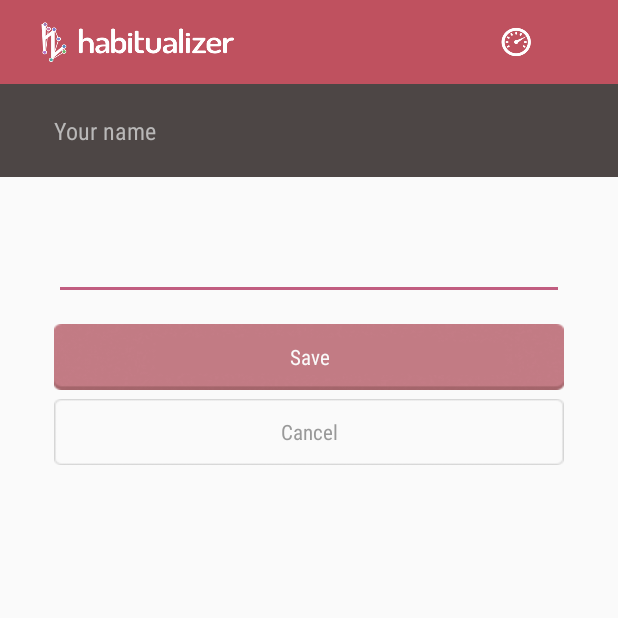
After one commit to laupsy/Habitualizer, an Android app: the Name screen opened directly, with no data from a screen before it, on a phone screen of 412 x 824 dp, the top half of it. The commit adds this screen. Run offline under Robolectric (Android 15) with nearby library versions, the phone set to English and light mode, and no system bars.

Commit message:
name setting

```diff
--- a/Habitualizer/app/src/main/AndroidManifest.xml
+++ b/Habitualizer/app/src/main/AndroidManifest.xml
@@ -47,6 +47,10 @@
             android:name=".UserProfile"
             android:label="@string/title_activity_user_profile" >
         </activity>
+        <activity
+            android:name=".Name"
+            android:label="Name" >
+        </activity>
     </application>
 
 </manifest>
--- /dev/null
+++ b/Habitualizer/app/src/main/java/com/example/laurabarbera/habitualizer/Name.java
@@ -0,0 +1,130 @@
+package com.example.laurabarbera.habitualizer;
+
+import android.app.Activity;
+import android.content.Context;
+import android.content.Intent;
+import android.os.AsyncTask;
+import android.os.Handler;
+import android.support.v7.app.ActionBar;
+import android.support.v7.app.ActionBarActivity;
+import android.os.Bundle;
+import android.view.Menu;
+import android.view.MenuItem;
+import android.view.View;
+import android.widget.Button;
+import android.widget.EditText;
+import android.widget.TextView;
+
+
+public class Name extends ActionBarActivity {
+
+    private final Context c = this;
+    private String curName;
+    private EditText in;
+
+    @Override
+    protected void onCreate(Bundle savedInstanceState) {
+        super.onCreate(savedInstanceState);
+        setContentView(R.layout.activity_name);
+        init();
+        Button update = (Button) findViewById(R.id.save_setting);
+        Button cancel = (Button) findViewById(R.id.cancel_setting);
+        cancel.setOnClickListener(new View.OnClickListener(){
+            public void onClick(View v) {
+                // Cancel any changes
+                final Handler handler = new Handler();
+                Runnable r = new Runnable() {
+                    @Override
+                    public void run() {
+                        handler.post(new Runnable(){
+                            public void run() {
+
+                            }
+                        });
+                    }
+                };
+                Thread t = new Thread(r);
+                t.start();
+                SetName setName = new SetName(curName);
+                setName.execute();
+            }
+        });
+        update.setOnClickListener(new View.OnClickListener(){
+            public void onClick(View v) {
+                final Handler handler = new Handler();
+                Runnable r = new Runnable() {
+                    @Override
+                    public void run() {
+                        handler.post(new Runnable(){
+                            public void run(){
+
+                            }
+                        });
+                    }
+                };
+                Thread t = new Thread(r);
+                t.start();
+                SetName setName = new SetName(in.getText().toString());
+                setName.execute();
+            }
+        });
+    }
+
+    // Load the UI and set some default UI settings
+    public void init() {
+        final Handler handler = new Handler();
+        Runnable r = new Runnable() {
+            @Override
+            public void run() {
+                handler.post(new Runnable(){
+                    public void run() {
+                        ActionBar a = getSupportActionBar();
+                        setTitle(R.string.getstarted);
+                        a.setElevation(0);
+                        a.setDisplayHomeAsUpEnabled(false);
+                        a.setDisplayShowHomeEnabled(false);
+                        a.setDisplayShowCustomEnabled(true);
+                        a.setDisplayShowTitleEnabled(false);
+                        getSupportActionBar().setCustomView(R.layout.actionbar_layout);
+                    }
+                });
+            }
+        };
+        Thread t = new Thread(r);
+        t.start();
+        LoadName loadName = new LoadName();
+        loadName.execute();
+    }
+
+    private class LoadName extends AsyncTask<String, Void, Boolean> {
+        @Override
+        protected Boolean doInBackground(String... params) {
+            UserProfile u = new UserProfile(c, getSharedPreferences(c.getString(R.string.SHARED_PREFERENCES), MODE_PRIVATE));
+            curName = u.getName();
+            return true;
+        }
+        protected void onPostExecute(Boolean result) {
+            in = (EditText) findViewById(R.id.name_input);
+            in.setHint(curName);
+        }
+    }
+
+    private class SetName extends AsyncTask<String, Void, Boolean> {
+        private String n;
+        public SetName(String n) {
+            this.n = n;
+        }
+        @Override
+        protected Boolean doInBackground(String... params) {
+            UserProfile u = new UserProfile(c, getSharedPreferences(c.getString(R.string.SHARED_PREFERENCES), MODE_PRIVATE));
+            u.setName(n);
+            return true;
+        }
+        protected void onPostExecute(Boolean result) {
+            // Go back
+            Intent goToSettings = new Intent(Name.this, Dashboard.class);
+            Name.this.startActivity(goToSettings);
+            Name.this.finish();
+        }
+    }
+}
--- /dev/null
+++ b/Habitualizer/app/src/main/res/layout/activity_name.xml
@@ -0,0 +1,60 @@
+<RelativeLayout xmlns:android="http://schemas.android.com/apk/res/android"
+    xmlns:tools="http://schemas.android.com/tools"
+    android:layout_width="match_parent"
+    android:layout_height="match_parent"
+    tools:context="com.example.laurabarbera.habitualizer.SetName">
+
+    <RelativeLayout xmlns:android="http://schemas.android.com/apk/res/android"
+        xmlns:tools="http://schemas.android.com/tools"
+        android:layout_width="match_parent"
+        android:layout_height="wrap_content"
+        android:background="@color/background"
+        android:orientation="vertical"
+        android:id="@+id/settings_layout"
+        tools:context="com.example.laurabarbera.habitualizer.Name">
+
+        <TextView android:id="@+id/name_setting_header"
+            android:text="@string/name_setting_title"
+            android:paddingTop="@dimen/header_margin"
+            android:paddingBottom="@dimen/header_margin"
+            android:paddingLeft="@dimen/activity_horizontal_margin"
+            android:paddingRight="@dimen/activity_horizontal_margin"
+            android:background="@color/header_background"
+            android:textColor="@color/header_text"
+            android:layout_width="match_parent"
+            android:textSize="16dp"
+            android:layout_height="wrap_content" />
+
+        <EditText
+            android:id="@+id/name_input"
+            android:inputType="textCapSentences"
+            android:layout_width="fill_parent"
+            android:layout_marginTop="@dimen/setting_margin_top"
+            android:layout_marginLeft="@dimen/activity_horizontal_margin"
+            android:layout_marginRight="@dimen/activity_horizontal_margin"
+            android:textColor="@color/custom_text"
+            android:layout_height="@dimen/button_height" />
+
+        <Button android:id="@+id/save_setting"
+            android:layout_width="fill_parent"
+            android:layout_height="@dimen/button_height"
+            android:layout_marginLeft="@dimen/activity_horizontal_margin"
+            android:layout_marginRight="@dimen/activity_horizontal_margin"
+            android:text="Save"
+            android:layout_marginTop="@dimen/setting_button_save_margin_top"
+            android:textColor="@color/button_light_text"
+            android:background="@drawable/button" />
+
+        <Button android:id="@+id/cancel_setting"
+            android:layout_width="fill_parent"
+            android:layout_height="@dimen/button_height"
+            android:layout_marginLeft="@dimen/activity_horizontal_margin"
+            android:layout_marginRight="@dimen/activity_horizontal_margin"
+            android:text="Cancel"
+            android:layout_marginTop="@dimen/setting_button_cancel_margin_top"
+            android:textColor="@color/button_dark_text"
+            android:background="@drawable/button_alt" />
+
+        </RelativeLayout>
+
+</RelativeLayout>
--- a/Habitualizer/app/src/main/res/layout/activity_splash.xml
+++ b/Habitualizer/app/src/main/res/layout/activity_splash.xml
@@ -9,7 +9,7 @@
 
     <ImageView android:id="@+id/splash"
         android:layout_width="fill_parent"
-        android:layout_height="match_parent"
+        android:layout_height="wrap_content"
         android:src="@drawable/splash"
         android:layout_gravity="center" />
 
--- a/Habitualizer/app/src/main/res/values/dimens.xml
+++ b/Habitualizer/app/src/main/res/values/dimens.xml
@@ -12,4 +12,8 @@
 
     <dimen name="inline_input_width">210dp</dimen>
     <dimen name="header_margin">20dp</dimen>
+
+    <dimen name="setting_margin_top">100dp</dimen>
+    <dimen name="setting_button_save_margin_top">160dp</dimen>
+    <dimen name="setting_button_cancel_margin_top">210dp</dimen>
 </resources>
--- a/Habitualizer/app/src/main/res/values/strings.xml
+++ b/Habitualizer/app/src/main/res/values/strings.xml
@@ -20,7 +20,7 @@
     <string name="notificationSetting_help">We\'ll be asking you questions to gauge your habits. How often do you want to be asked?</string>
     <string name="reset_text">Reset All Data</string>
 
-    <string name="locationLabel">Location Statistics</string>
+    <string name="locationLabel">Location</string>
     <string name="locationSetting_off">Off</string>
     <string name="locationSetting_on">On</string>
     <string name="locationSetting_help">We can use your location to determine how your location affects your habits.</string>
@@ -31,7 +31,7 @@
     <string name="batterySetting_high">High</string>
     <string name="batterySetting_help">How much battery life should we use? Higher battery usage means more accurate statistics.</string>
 
-    <string name="motionLabel">Motion Statistics</string>
+    <string name="motionLabel">Motion</string>
     <string name="motionSetting_off">Off</string>
     <string name="motionSetting_on">On</string>
     <string name="motionSetting_help">We can use your motion to determine how your physical activity affects your habits.</string>
@@ -47,12 +47,14 @@
 
     <!-- SETTING LABELS -->
 
-    <string name="NAME_SETTING">name</string>
-    <string name="LOCATION_SETTING">location</string>
-    <string name="QUESTIONS_SETTING">question level</string>
-    <string name="MOTION_SETTING">motion</string>
-    <string name="PERFORMANCE_SETTING">performance level</string>
+    <string name="NAME_SETTING">Name</string>
+    <string name="LOCATION_SETTING">Location</string>
+    <string name="QUESTIONS_SETTING">Question level</string>
+    <string name="MOTION_SETTING">Motion</string>
+    <string name="PERFORMANCE_SETTING">Performance level</string>
     <string name="SHARED_PREFERENCES">userProfile</string>
-    <string name="title_activity_user_profile">UserProfil</string>
+    <string name="title_activity_user_profile">UserProfile</string>
+
+    <string name="name_setting_title">Your name</string>
 
 </resources>
```
Also changed, not shown: Habitualizer/app/src/main/java/com/example/laurabarbera/habitualizer/Dashboard.java (+8 -5 lines), Habitualizer/app/src/main/res/menu/menu_set_name.xml (added, +7 -0 lines), Habitualizer/app/src/main/res/drawable/button.png (added), Habitualizer/app/src/main/res/drawable/splash.png, Habitualizer/app/src/main/res/layout/activity_config.xml (renamed from Habitualizer/app/src/main/res/layout/activity_facebook_login.xml).
